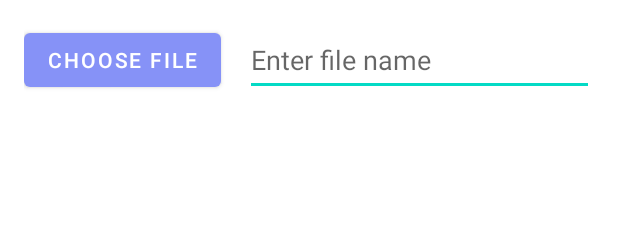
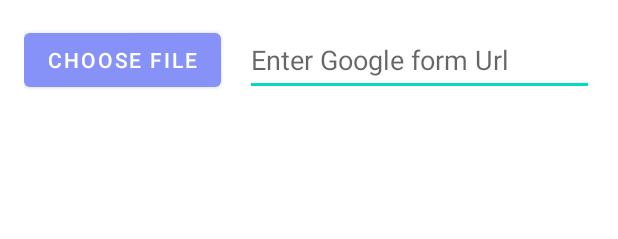
Before and after one commit to zkarnob/AUEFP-ALL-UNIVERSITY-EVENT-AND-FEST-PORTAL, an Android app: the layout imageupactivity.xml on its own in the app's theme, with its tools: preview values and no code run, on a phone screen of 412 x 824 dp. Shown: the top 239 px of the screen. Run offline under Robolectric (Android 15) with nearby library versions, the phone set to English and light mode, and no system bars.

Commit message:
xml change

```diff
--- a/app/src/main/res/layout/imageupactivity.xml
+++ b/app/src/main/res/layout/imageupactivity.xml
@@ -19,7 +19,7 @@
         android:layout_height="wrap_content"
         android:layout_marginStart="16dp"
         android:layout_toEndOf="@+id/button_choose_image"
-        android:hint="Enter file name"
+        android:hint="Enter Google form Url"
         android:minHeight="48dp" />
 
 
```
